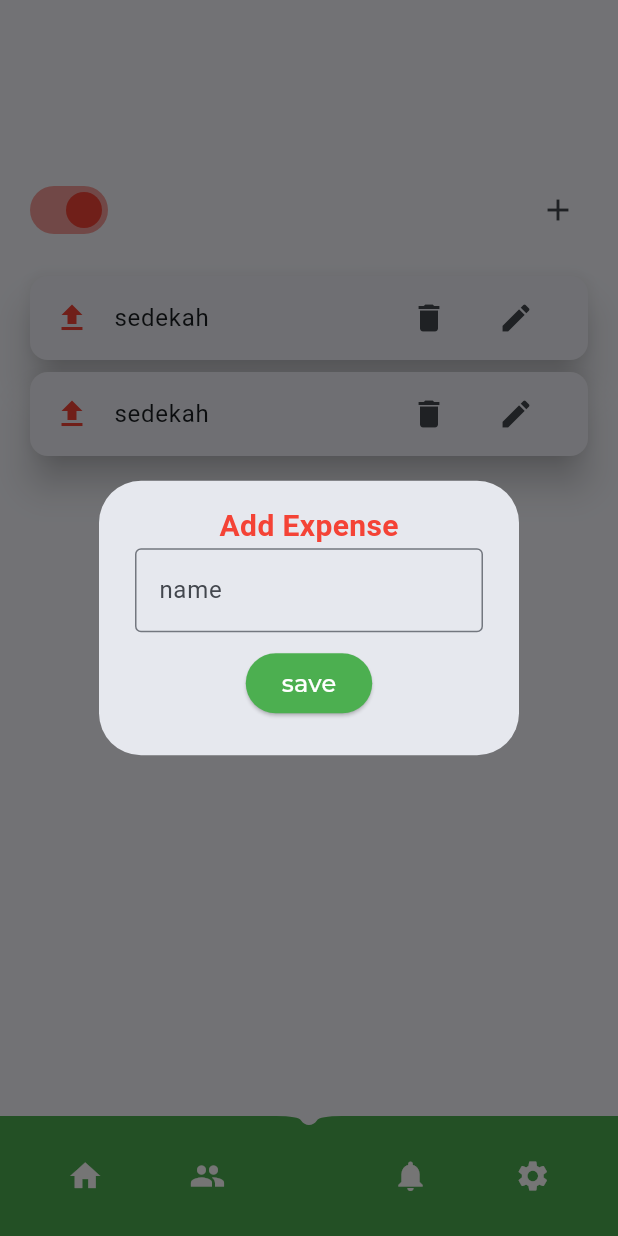
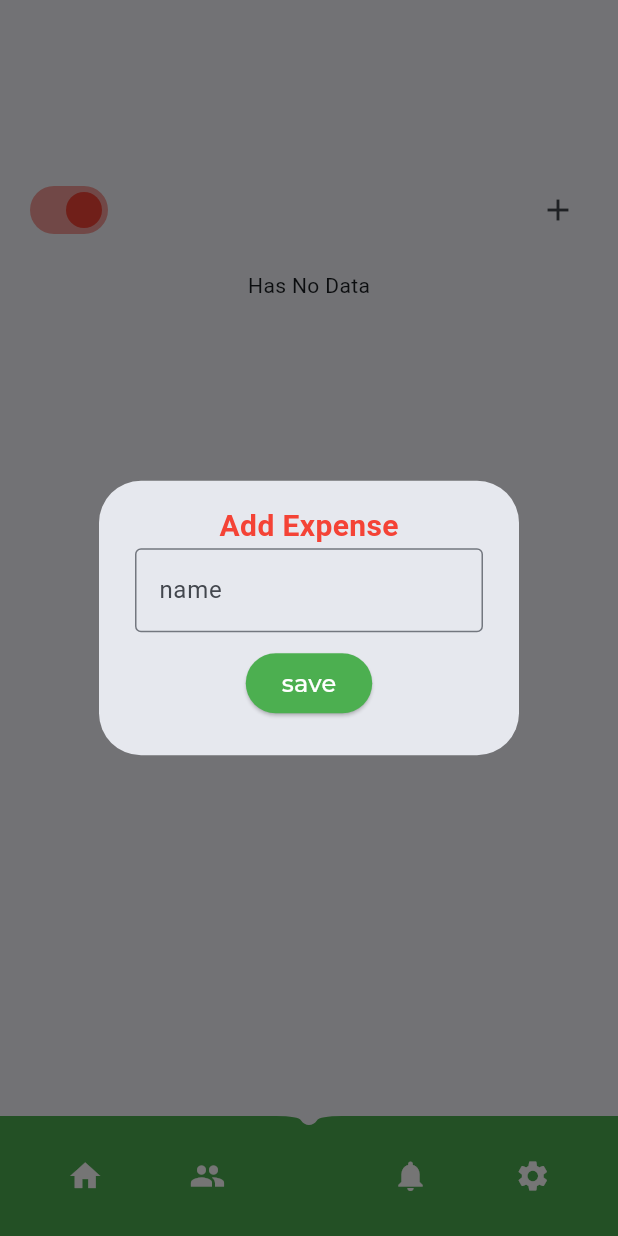
Before and after one commit to jeffnst/uangkoo, a Flutter app: the screen it shows after launch, item 4 of the bottom bar chosen, after a tap on the "add" icon, on a phone screen of 412 x 824 dp. Run offline on Flutter 3.47's test engine with Material 2 defaults, Android fonts, the phone set to English and light mode, and no system bars; our stand-ins replace drift, google_fonts; missing offline and left inert: calendar_appbar; accounts and stored records are empty; generated files the repository leaves out were written again.

```diff
--- a/lib/models/database.dart
+++ b/lib/models/database.dart
@@ -17,6 +17,23 @@ class AppDatabase extends _$AppDatabase {
 
   @override
   int get schemaVersion => 1;
+// CRUD Category
+  Future<List<Category>> getAllCategoryRepo(int type) async {
+    return await (select(categories)
+          ..where(
+            (tbl) => tbl.type.equals(type),
+          ))
+        .get();
+  }
+
+  Future updateCategoryRepo(int id, String name) async {
+    return (update(categories)..where((tbl) => tbl.id.equals(id)))
+        .write(CategoriesCompanion(name: Value(name)));
+  }
+
+  Future deleteCategoryRepo(int id) async {
+    return (delete(categories)..where((tbl) => tbl.id.equals(id))).go();
+  }
 }
 
 LazyDatabase _openConnection() {
--- a/lib/pages/category_pages.dart
+++ b/lib/pages/category_pages.dart
@@ -1,6 +1,5 @@
 import 'package:flutter/material.dart';
 import 'package:google_fonts/google_fonts.dart';
-import 'package:uangkoo/models/category.dart';
 import 'package:uangkoo/models/database.dart';
 
 class CategoryPage extends StatefulWidget {
@@ -12,15 +11,29 @@ class CategoryPage extends StatefulWidget {
 
 class _CategoryPageState extends State<CategoryPage> {
   bool isExpense = true;
+  int type = 2;
   final AppDatabase database = AppDatabase();
-
+  TextEditingController categoryNameController = TextEditingController();
   Future insert(String name, int type) async {
     DateTime now = DateTime.now();
-    await database.into(database.categories).insert(CategoriesCompanion.insert(
+    final row = await database.into(database.categories).insertReturning(
+        CategoriesCompanion.insert(
             name: name, type: type, createdAt: now, updatedAt: now));
+    //print(row.toString());
   }
 
-  void openDialog() {
+  Future<List<Category>> getAllCategory(int type) async {
+    return await database.getAllCategoryRepo(type);
+  }
+
+  Future update(int categoryId, String newName) async {
+    return await database.updateCategoryRepo(categoryId, newName);
+  }
+
+  void openDialog(Category? category) {
+    if (category != null) {
+      categoryNameController.text = category.name;
+    }
     showDialog(
         context: context,
         builder: (BuildContext context) {
@@ -34,6 +47,7 @@ class _CategoryPageState extends State<CategoryPage> {
                           fontSize: 20,
                           fontWeight: FontWeight.bold)),
                   TextFormField(
+                    controller: categoryNameController,
                     decoration: const InputDecoration(
                         border: OutlineInputBorder(), hintText: "name"),
                   ),
@@ -41,7 +55,17 @@ class _CategoryPageState extends State<CategoryPage> {
                     height: 10,
                   ),
                   ElevatedButton(
-                    onPressed: () {},
+                    onPressed: () {
+                      if (category == null) {
+                        insert(categoryNameController.text, isExpense ? 2 : 1);
+                      } else {
+                        update(category.id, categoryNameController.text);
+                      }
+
+                      Navigator.of(context, rootNavigator: true).pop('dialog');
+                      setState(() {});
+                      categoryNameController.clear();
+                    },
                     style:
                         ElevatedButton.styleFrom(backgroundColor: Colors.green),
                     child: Text(
@@ -72,6 +96,7 @@ class _CategoryPageState extends State<CategoryPage> {
                 onChanged: (bool value) {
                   setState(() {
                     isExpense = value;
+                    type = value ? 2 : 1;
                   });
                 },
                 inactiveThumbColor: Colors.green,
@@ -80,13 +105,27 @@ class _CategoryPageState extends State<CategoryPage> {
               ),
               IconButton(
                   onPressed: () {
-                    openDialog();
+                    openDialog(null);
                   },
                   icon: const Icon(Icons.add))
             ],
           ),
         ),
-        Padding(
+        FutureBuilder<List<Category>>(
+            future: getAllCategory(type),
+            builder: (context, snapshot) {
+              if (snapshot.connectionState == ConnectionState.waiting) {
+                return const Center(
+                  child: CircularProgressIndicator(),
+                );
+              } else {
+                if (snapshot.hasData) {
+                  if (snapshot.data!.isNotEmpty) {
+                    return ListView.builder(
+                        shrinkWrap: true,
+                        itemCount: snapshot.data!.length,
+                        itemBuilder: (context, index) {
+                          return Padding(
                             padding: const EdgeInsets.symmetric(horizontal: 16),
                             child: Card(
                               elevation: 10,
@@ -100,10 +139,16 @@ class _CategoryPageState extends State<CategoryPage> {
                                         Icons.download,
                                         color: Colors.green,
                                       ),
-              title: const Text("sedekah"),
-              trailing: Row(mainAxisSize: MainAxisSize.min, children: [
+                                title: Text(snapshot.data![index].name),
+                                trailing: Row(
+                                    mainAxisSize: MainAxisSize.min,
+                                    children: [
                                       IconButton(
-                  onPressed: () {},
+                                        onPressed: () {
+                                          database.deleteCategoryRepo(
+                                              snapshot.data![index].id);
+                                          setState(() {});
+                                        },
                                         icon: const Icon(
                                           Icons.delete,
                                         ),
@@ -112,7 +157,9 @@ class _CategoryPageState extends State<CategoryPage> {
                                         width: 10,
                                       ),
                                       IconButton(
-                  onPressed: () {},
+                                        onPressed: () {
+                                          openDialog(snapshot.data![index]);
+                                        },
                                         icon: const Icon(
                                           Icons.edit,
                                         ),
@@ -120,42 +167,21 @@ class _CategoryPageState extends State<CategoryPage> {
                                     ]),
                               ),
                             ),
-        ),
-        Padding(
-          padding: const EdgeInsets.symmetric(horizontal: 16),
-          child: Card(
-            elevation: 10,
-            child: ListTile(
-              leading: (isExpense)
-                  ? const Icon(
-                      Icons.upload,
-                      color: Colors.red,
-                    )
-                  : const Icon(
-                      Icons.download,
-                      color: Colors.green,
-                    ),
-              title: const Text("sedekah"),
-              trailing: Row(mainAxisSize: MainAxisSize.min, children: [
-                IconButton(
-                  onPressed: () {},
-                  icon: const Icon(
-                    Icons.delete,
-                  ),
-                ),
-                const SizedBox(
-                  width: 10,
-                ),
-                IconButton(
-                  onPressed: () {},
-                  icon: const Icon(
-                    Icons.edit,
-                  ),
-                )
-              ]),
-            ),
-          ),
-        )
+                          );
+                        });
+                    //Text("Ada Data : ${snapshot.data!.length}");
+                  } else {
+                    return const Center(
+                      child: Text("Has No Data"),
+                    );
+                  }
+                } else {
+                  return const Center(
+                    child: Text("Has No Data"),
+                  );
+                }
+              }
+            }),
       ],
     ));
   }
```
Also changed, not shown: lib/pages/transaction_pages.dart (+74 -6 lines). Lines whose indentation alone changed are shown as unchanged.
